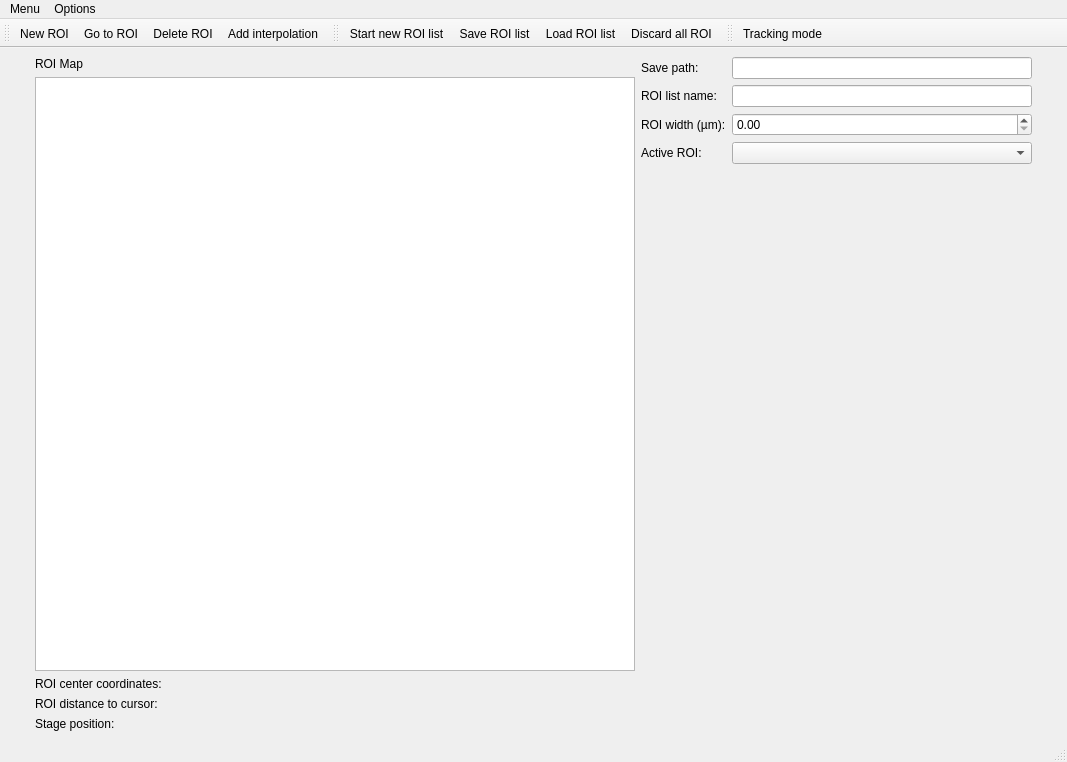
Qt form gui/ROI/ui_roi_gui.ui (fbarho/qudi-cbs) before a commit.
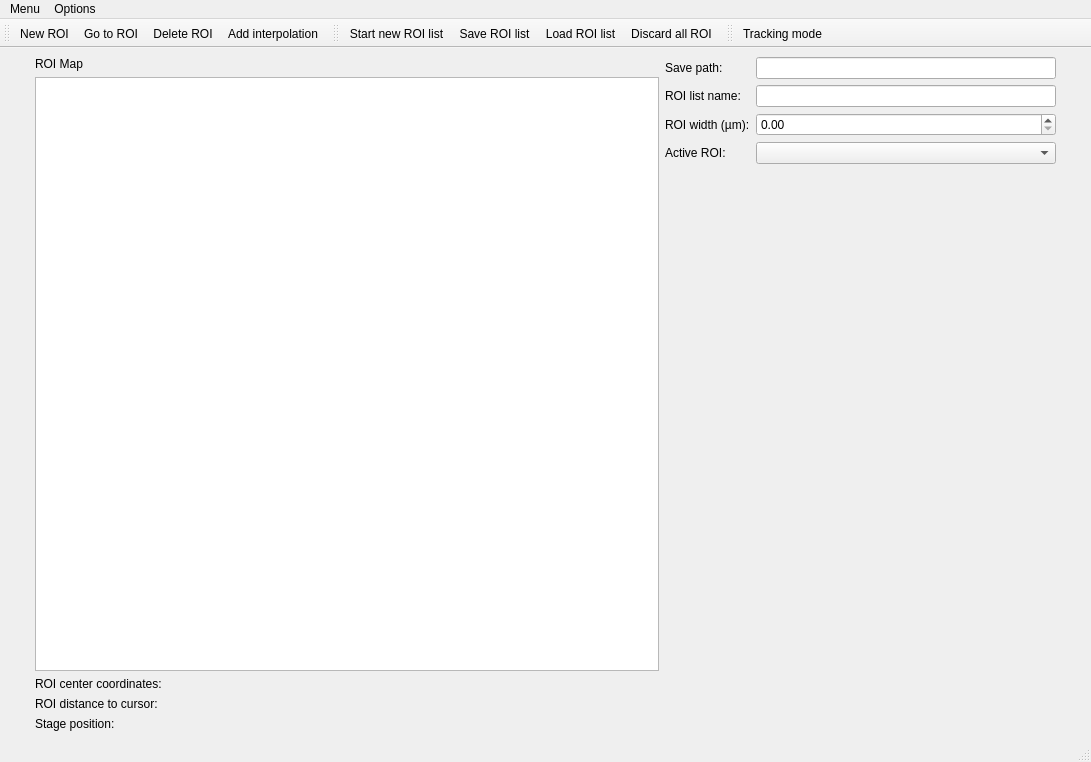
The same form after that commit. Custom widgets are drawn as their Qt base class.

Commit message: enabled distance measurement, added log messages for saving loading etc

```diff
--- a/gui/ROI/ui_roi_gui.ui
+++ b/gui/ROI/ui_roi_gui.ui
@@ -6,7 +6,7 @@
    <rect>
     <x>0</x>
     <y>0</y>
-    <width>1020</width>
+    <width>1091</width>
     <height>762</height>
    </rect>
   </property>
@@ -239,7 +239,7 @@
     <rect>
      <x>0</x>
      <y>0</y>
-     <width>1020</width>
+     <width>1091</width>
      <height>22</height>
     </rect>
    </property>
```
Left out of the diff: 6 changed lines with no effect on the pictures. The commit also changes 2 other files.
